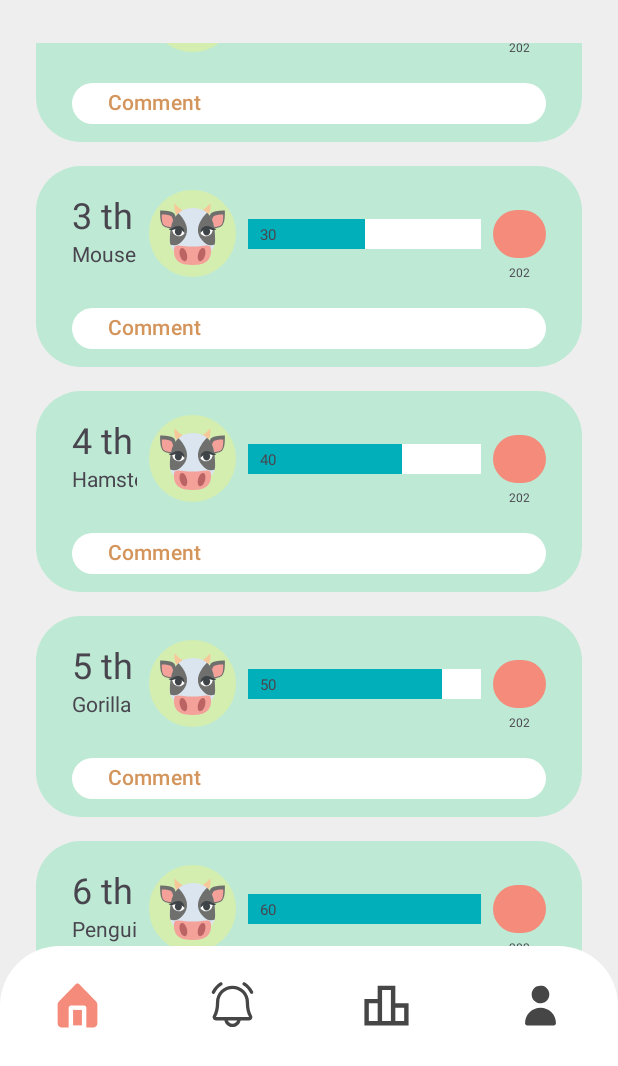
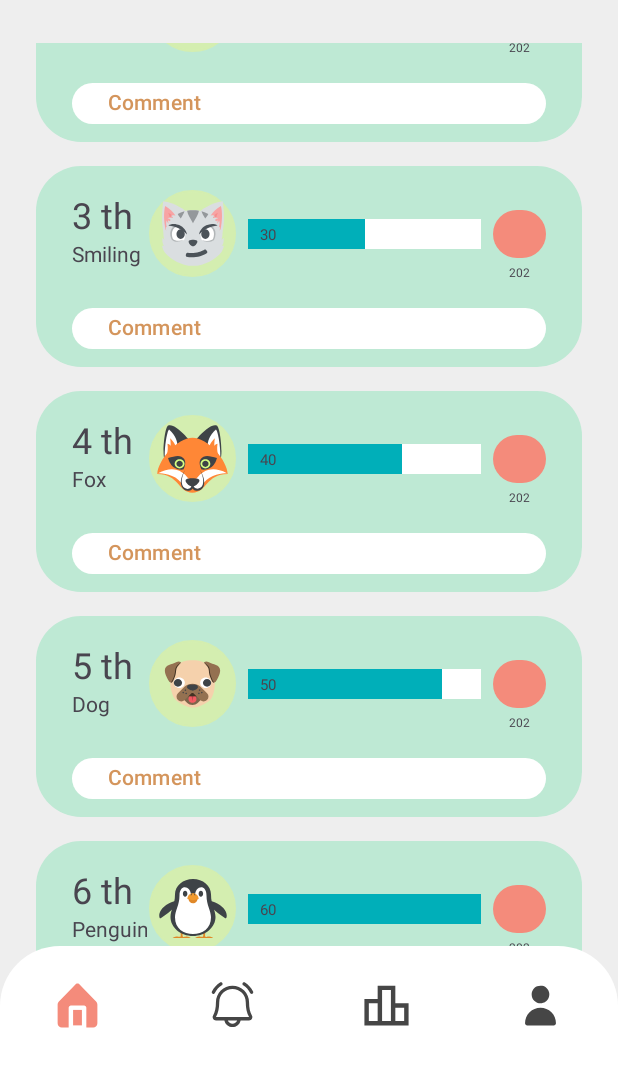
Before and after one commit to KellyyDuong/Nocial, an Android app: the fragment GroupsFragment placed in its activity, scrolled down 218 dp, on a phone screen of 412 x 824 dp, the part 170-1236 px from its top. Run offline under Robolectric (Android 15) with nearby library versions, the phone set to English and light mode, and no system bars; our stand-ins replace navigation-ui.

Commit message:
Cleaned up and added profile pictures

```diff
--- a/frontend/app/src/main/java/com/nocial/GroupsPlayerListAdapter.java
+++ b/frontend/app/src/main/java/com/nocial/GroupPlayerListAdapter.java
@@ -1,37 +1,40 @@
 package com.nocial;
 
 import android.content.Context;
+import android.content.res.Resources;
 import android.view.LayoutInflater;
 import android.view.View;
 import android.view.ViewGroup;
+import android.widget.ImageView;
 import android.widget.ProgressBar;
 import android.widget.TextView;
 
 import androidx.annotation.NonNull;
-import androidx.recyclerview.widget.ListAdapter;
 import androidx.recyclerview.widget.RecyclerView;
 
 import java.util.ArrayList;
 
-public class GroupsPlayerListAdapter extends RecyclerView.Adapter<GroupsPlayerListAdapter.ViewHolder> {
+public class GroupPlayerListAdapter extends RecyclerView.Adapter<GroupPlayerListAdapter.ViewHolder> {
 
     ArrayList<String> userNames;
+    ArrayList<String> profilePictures;
     ArrayList<Integer> userScreentime;
     ArrayList<Integer> reactions;
     Context context;
 
-    public GroupsPlayerListAdapter(@NonNull Context context, ArrayList<String> userNames, ArrayList<Integer> userScreenTime, ArrayList<Integer> reactions) {
+    public GroupPlayerListAdapter(@NonNull Context context, ArrayList<String> userNames, ArrayList<Integer> userScreenTime, ArrayList<Integer> reactions, ArrayList<String> profilePictures) {
         super();
 
         this.context = context;
         this.userNames = userNames;
         this.userScreentime = userScreenTime;
         this.reactions = reactions;
+        this.profilePictures = profilePictures;
     }
 
     @NonNull
     @Override
-    public GroupsPlayerListAdapter.ViewHolder onCreateViewHolder(@NonNull ViewGroup parent, int viewType) {
+    public GroupPlayerListAdapter.ViewHolder onCreateViewHolder(@NonNull ViewGroup parent, int viewType) {
 
         View view = LayoutInflater.from(parent.getContext()).inflate(R.layout.groups_player_item, parent, false);
 
@@ -39,12 +42,14 @@ public class GroupsPlayerListAdapter extends RecyclerView.Adapter<GroupsPlayerLi
     }
 
     @Override
-    public void onBindViewHolder(@NonNull GroupsPlayerListAdapter.ViewHolder holder, int position) {
+    public void onBindViewHolder(@NonNull GroupPlayerListAdapter.ViewHolder holder, int position) {
         holder.username.setText(userNames.get(position));
         holder.place.setText(position + 1 + " th");
         holder.reactions.setText(String.valueOf(reactions.get(position)));
         holder.progressBarTime.setText(String.valueOf(userScreentime.get(position)));
         holder.progressBar.setProgress((int) ((userScreentime.get(position) / 60.0) * 100));
+        Resources resources = context.getResources();
+        holder.profilePic.setImageResource(resources.getIdentifier(profilePictures.get(position), "drawable", context.getPackageName()));
     }
 
     @Override
@@ -58,6 +63,7 @@ public class GroupsPlayerListAdapter extends RecyclerView.Adapter<GroupsPlayerLi
         private final TextView reactions;
         private final TextView progressBarTime;
         private final ProgressBar progressBar;
+        private final ImageView profilePic;
 
         public ViewHolder(View itemView) {
             super(itemView);
@@ -67,10 +73,7 @@ public class GroupsPlayerListAdapter extends RecyclerView.Adapter<GroupsPlayerLi
             reactions = (TextView) itemView.findViewById(R.id.reactionCount);
             progressBarTime = (TextView) itemView.findViewById(R.id.progressBarTime);
             progressBar = (ProgressBar) itemView.findViewById(R.id.progressBar);
-        }
-
-        public TextView getTextView() {
-            return username;
+            profilePic = (ImageView) itemView.findViewById(R.id.profilePic);
         }
     }
 }
--- a/frontend/app/src/main/java/com/nocial/ui/dashboard/DashboardFragment.java
+++ b/frontend/app/src/main/java/com/nocial/ui/dashboard/DashboardFragment.java
@@ -31,11 +31,10 @@ public class DashboardFragment extends Fragment {
         final TextView textView = dashboardBinding.textDashboard;
         dashboardViewModel.getText().observe(getViewLifecycleOwner(), textView::setText);
 
+        // Stuff below can be changed, it is temp for groups fragment testing
         Button button = (Button) root.findViewById(R.id.to_groups_button);
 
         button.setOnClickListener(v -> {
-
-            System.out.println("GROUP BUTTON CLICKED");
 
             FragmentManager fragmentManager = getParentFragmentManager();
             fragmentManager.beginTransaction()
@@ -44,12 +43,6 @@ public class DashboardFragment extends Fragment {
                 .addToBackStack("name") // name can be null
                 .commit();
         });
-
-
-//        setTimeout(() -> {
-//            groupsBinding = FragmentGroupsBinding.inflate(inflater, container, false);
-//            View root2 = groupsBinding.getRoot();
-//        }, 10000);
 
         return root;
     }
--- a/frontend/app/src/main/java/com/nocial/ui/groups/GroupsFragment.java
+++ b/frontend/app/src/main/java/com/nocial/ui/groups/GroupsFragment.java
@@ -4,7 +4,6 @@ import android.os.Bundle;
 import android.view.LayoutInflater;
 import android.view.View;
 import android.view.ViewGroup;
-import android.widget.TextView;
 
 import androidx.annotation.NonNull;
 import androidx.fragment.app.Fragment;
@@ -12,12 +11,11 @@ import androidx.lifecycle.ViewModelProvider;
 import androidx.recyclerview.widget.LinearLayoutManager;
 import androidx.recyclerview.widget.RecyclerView;
 
-import com.nocial.GroupsPlayerListAdapter;
+import com.nocial.GroupPlayerListAdapter;
 import com.nocial.R;
 import com.nocial.databinding.FragmentGroupsBinding;
 
 import java.util.ArrayList;
-import java.util.Objects;
 
 public class GroupsFragment extends Fragment {
 
@@ -31,14 +29,12 @@ public class GroupsFragment extends Fragment {
         binding = FragmentGroupsBinding.inflate(inflater, container, false);
         View root = binding.getRoot();
 
-        System.out.println("GROUPS FRAGMENT ON CREATE");
-
         ArrayList<String> userNames = new ArrayList<>();
         userNames.add("Cow");
-        userNames.add("Horse");
-        userNames.add("Mouse");
-        userNames.add("Hamster");
-        userNames.add("Gorilla");
+        userNames.add("Cat");
+        userNames.add("Smiling Cat");
+        userNames.add("Fox");
+        userNames.add("Dog");
         userNames.add("Penguin");
 
         ArrayList<Integer> userScreenTime = new ArrayList<>();
@@ -57,14 +53,20 @@ public class GroupsFragment extends Fragment {
         reactions.add(202);
         reactions.add(202);
 
+        ArrayList<String> profilePictures = new ArrayList<>();
+        profilePictures.add("cow");
+        profilePictures.add("cat");
+        profilePictures.add("smilecat");
+        profilePictures.add("fox");
+        profilePictures.add("dog");
+        profilePictures.add("penguin");
+
         RecyclerView playerRecyclerView = root.findViewById(R.id.playerRecyclerView);
-        GroupsPlayerListAdapter adapter = new GroupsPlayerListAdapter(requireActivity(), userNames, userScreenTime, reactions);
+        GroupPlayerListAdapter adapter = new GroupPlayerListAdapter(requireActivity(), userNames, userScreenTime, reactions, profilePictures);
 
         playerRecyclerView.setAdapter(adapter);
         playerRecyclerView.setLayoutManager(new LinearLayoutManager(this.getActivity()));
 
-//        final TextView textView = binding.textGroups;
-//        groupsViewModel.getText().observe(getViewLifecycleOwner(), textView::setText);
         return root;
     }
 
--- a/frontend/app/src/main/res/layout/groups_player_item.xml
+++ b/frontend/app/src/main/res/layout/groups_player_item.xml
@@ -17,7 +17,7 @@
         app:layout_constraintTop_toTopOf="parent">
 
         <ImageView
-            android:id="@+id/ProfilePicBG"
+            android:id="@+id/profilePicBG"
             android:layout_width="wrap_content"
             android:layout_height="wrap_content"
             android:layout_marginStart="75dp"
@@ -28,15 +28,15 @@
             app:layout_constraintTop_toTopOf="parent" />
 
         <ImageView
-            android:id="@+id/ProfilePic"
+            android:id="@+id/profilePic"
             android:layout_width="wrap_content"
             android:layout_height="wrap_content"
             android:src="@drawable/cow"
             android:translationZ="90dp"
-            app:layout_constraintBottom_toBottomOf="@+id/ProfilePicBG"
-            app:layout_constraintEnd_toEndOf="@+id/ProfilePicBG"
-            app:layout_constraintStart_toStartOf="@+id/ProfilePicBG"
-            app:layout_constraintTop_toTopOf="@+id/ProfilePicBG" />
+            app:layout_constraintBottom_toBottomOf="@+id/profilePicBG"
+            app:layout_constraintEnd_toEndOf="@+id/profilePicBG"
+            app:layout_constraintStart_toStartOf="@+id/profilePicBG"
+            app:layout_constraintTop_toTopOf="@+id/profilePicBG" />
 
         <TextView
             android:id="@+id/player_place"
@@ -51,15 +51,13 @@
 
         <TextView
             android:id="@+id/player_name"
-            android:layout_width="0dp"
+            android:layout_width="50dp"
             android:layout_height="wrap_content"
             android:layout_marginStart="24dp"
-            android:layout_marginEnd="8dp"
             android:autoSizeTextType="uniform"
             android:autoText="true"
             android:singleLine="true"
             android:text="Username"
-            app:layout_constraintEnd_toStartOf="@+id/ProfilePicBG"
             app:layout_constraintStart_toStartOf="parent"
             app:layout_constraintTop_toBottomOf="@+id/player_place" />
 
@@ -103,7 +101,7 @@
             android:scaleY="5"
             app:layout_constraintBottom_toTopOf="@+id/comment_button"
             app:layout_constraintEnd_toStartOf="@+id/react"
-            app:layout_constraintStart_toEndOf="@+id/ProfilePicBG"
+            app:layout_constraintStart_toEndOf="@+id/profilePicBG"
             app:layout_constraintTop_toTopOf="parent" />
 
         <Button
```
